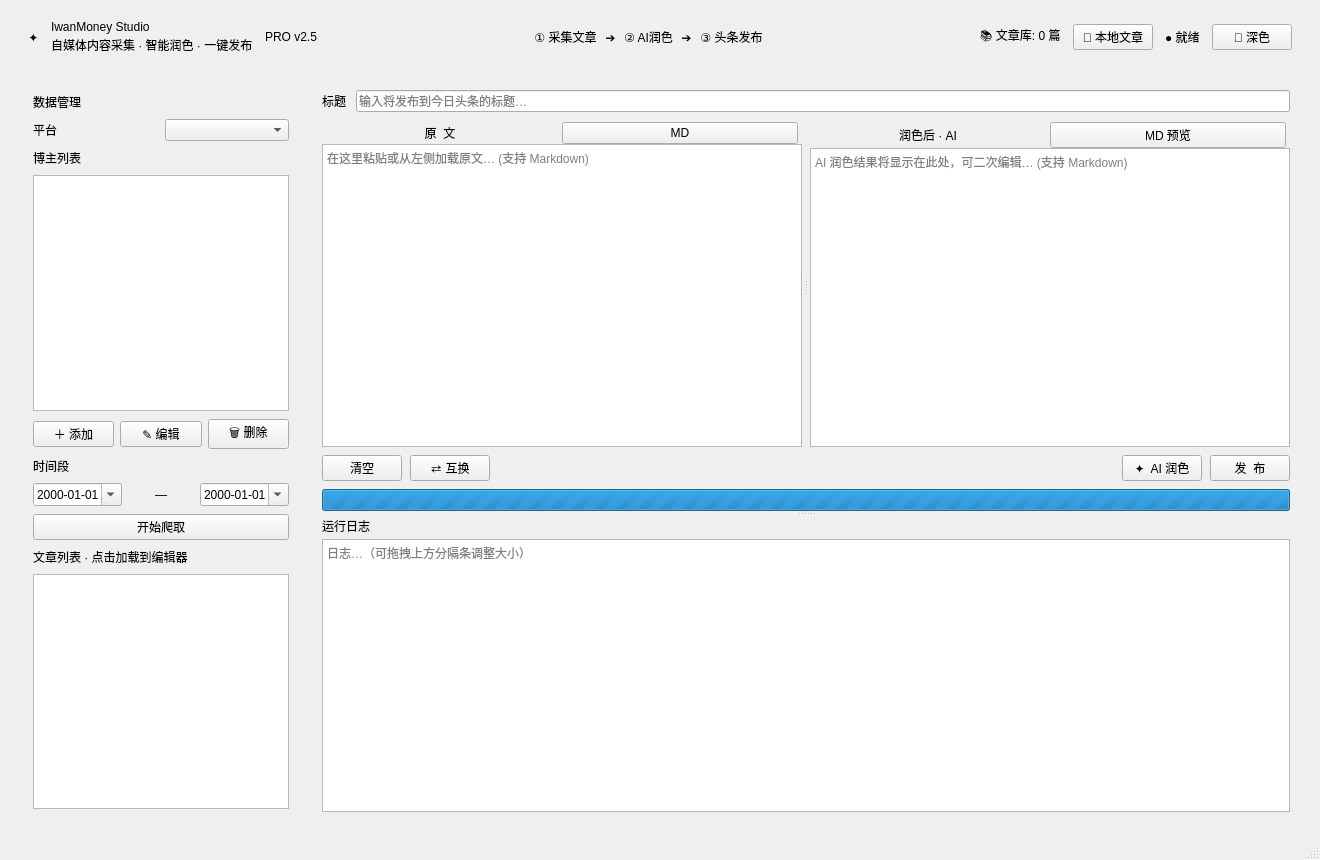
Old version of the form src/ui/mainwindow.ui in the repository lkpopo/wechat-content-publisher.
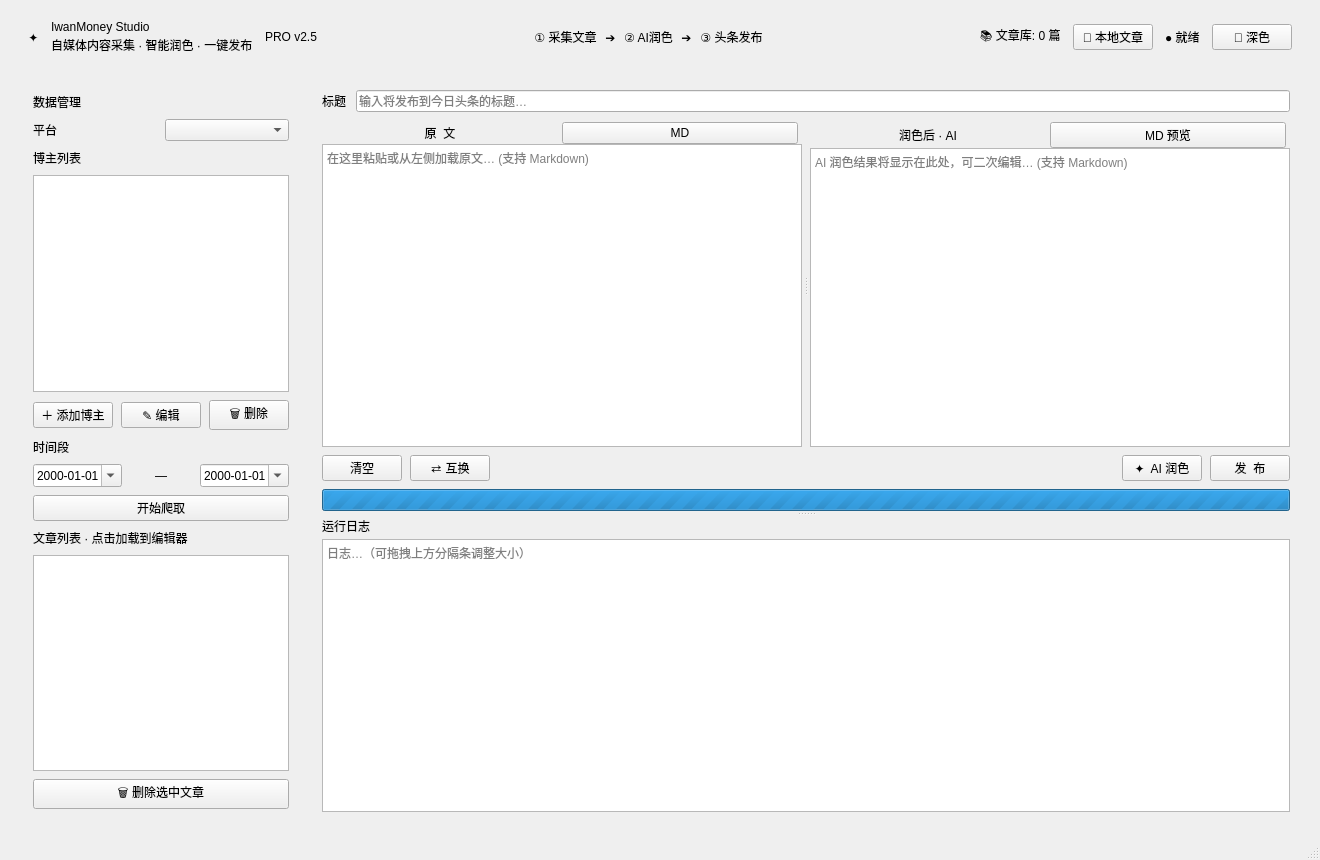
New version of the form.

Commit message: feat: 爬取前弹窗勾选文章、文章管理与本地同步删除、修复按钮挤压与滚轮图文同步缩放

Patch:
```diff
--- a/src/ui/mainwindow.ui
+++ b/src/ui/mainwindow.ui
@@ -190,12 +190,12 @@
            </item>
            <item>
             <layout class="QHBoxLayout" name="hlBloggerActions">
-             <property name="spacing"><number>6</number></property>
+             <property name="spacing"><number>8</number></property>
              <item>
               <widget class="QPushButton" name="btnAddBlogger">
-               <property name="text"><string>＋ 添加</string></property>
-               <property name="toolTip"><string>添加博主（将校验真实性）</string></property>
-               <property name="minimumHeight"><number>28</number></property>
+               <property name="text"><string>＋ 添加博主</string></property>
+               <property name="toolTip"><string>添加博主</string></property>
+               <property name="minimumHeight"><number>30</number></property>
               </widget>
              </item>
              <item>
@@ -264,6 +264,18 @@
             <property name="alternatingRowColors"><bool>false</bool></property>
            </widget>
           </item>
+           <item>
+            <layout class="QHBoxLayout" name="hlArticleActions">
+             <property name="spacing"><number>8</number></property>
+             <item>
+              <widget class="QPushButton" name="btnDeleteArticle">
+               <property name="text"><string>🗑 删除选中文章</string></property>
+               <property name="toolTip"><string>从数据库与本地磁盘同步删除选中文章</string></property>
+               <property name="minimumHeight"><number>28</number></property>
+              </widget>
+             </item>
+            </layout>
+           </item>
          </layout>
         </widget>
        </item>
```
Left out of the diff: 8 changed lines with no effect on the pictures. Lines whose indentation alone changed are shown as unchanged. The commit also changes 8 other files.
